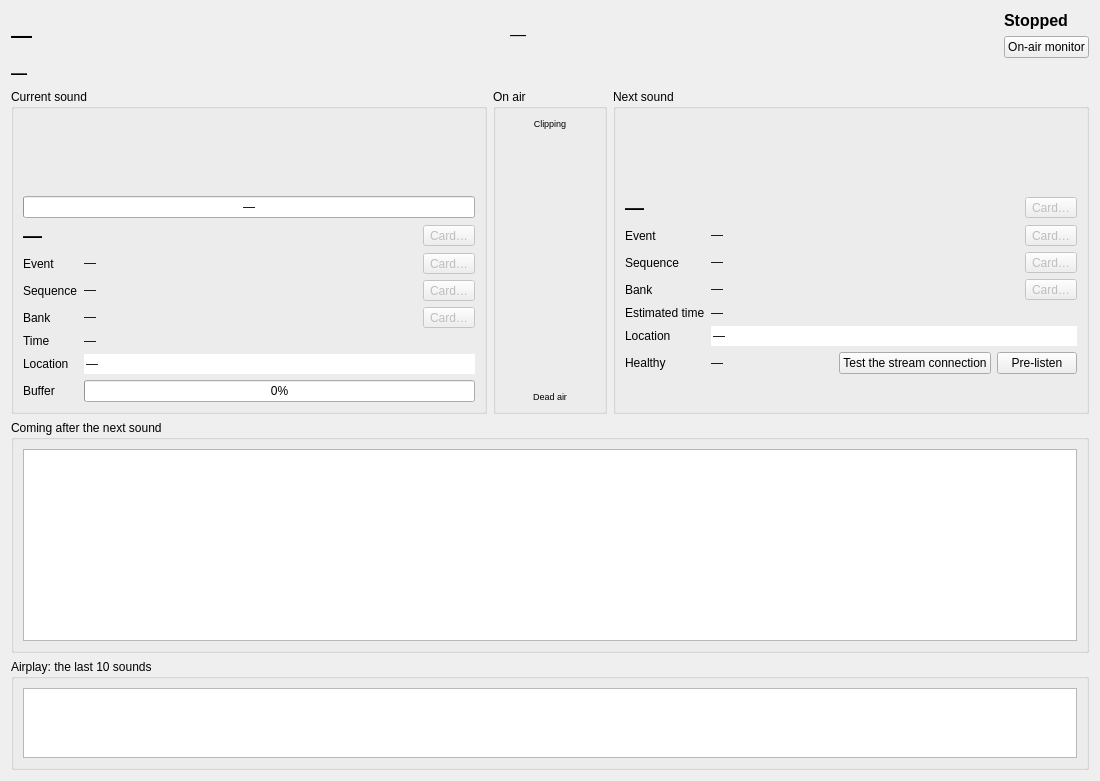
First picture: the form in src/machincast/interface/ui/default_screen.ui, repository dascritch/machincast, before the edit.
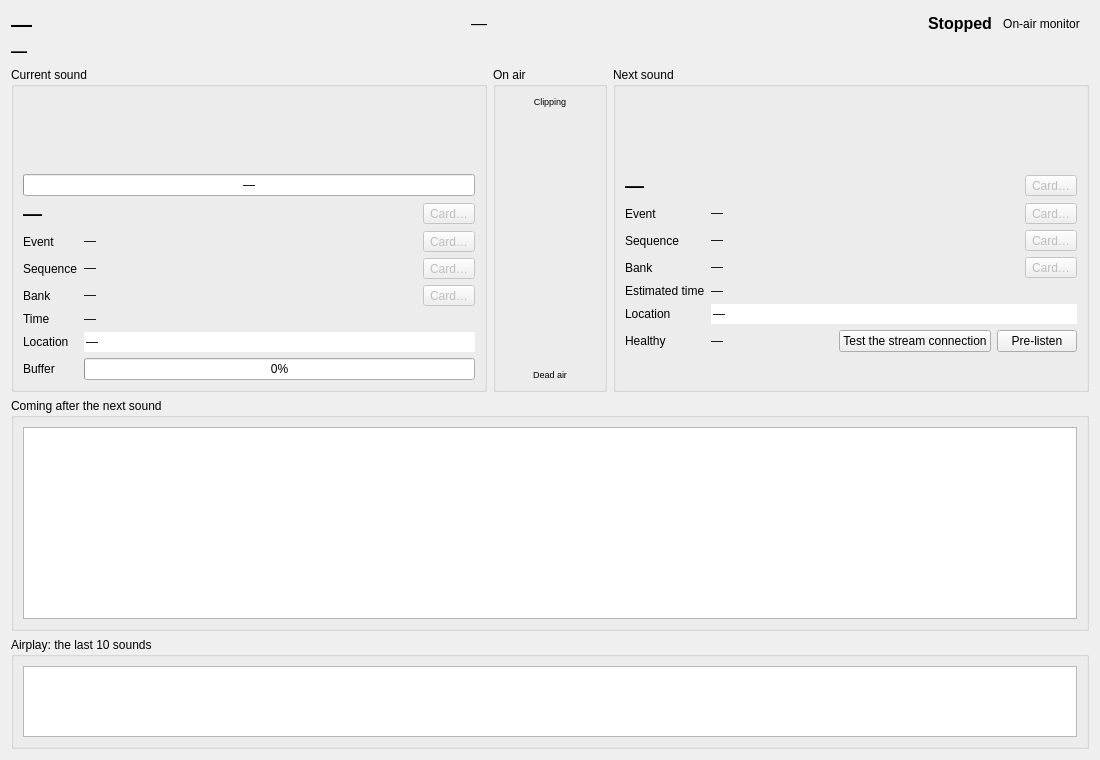
Second picture: the form after the edit.

```diff
--- a/src/machincast/interface/ui/default_screen.ui
+++ b/src/machincast/interface/ui/default_screen.ui
@@ -57,7 +57,26 @@
       </widget>
      </item>
      <item>
-      <layout class="QVBoxLayout" name="state_column">
+      <widget class="QFrame" name="state_frame">
+       <property name="toolTip">
+        <string>State of Machin player</string>
+       </property>
+       <layout class="QHBoxLayout" name="state_line">
+        <property name="spacing">
+         <number>4</number>
+        </property>
+        <property name="leftMargin">
+         <number>2</number>
+        </property>
+        <property name="topMargin">
+         <number>2</number>
+        </property>
+        <property name="rightMargin">
+         <number>2</number>
+        </property>
+        <property name="bottomMargin">
+         <number>2</number>
+        </property>
        <item>
         <widget class="QLabel" name="playback_state">
          <property name="toolTip">
@@ -77,16 +96,23 @@
         </widget>
        </item>
        <item>
-        <widget class="QPushButton" name="monitor">
+         <widget class="QToolButton" name="monitor">
          <property name="toolTip">
           <string>Listen to the on-air output on the pre-listen output, at once</string>
          </property>
          <property name="text">
           <string>On-air monitor</string>
          </property>
+          <property name="toolButtonStyle">
+           <enum>Qt::ToolButtonStyle::ToolButtonIconOnly</enum>
+          </property>
+          <property name="autoRaise">
+           <bool>true</bool>
+          </property>
         </widget>
        </item>
       </layout>
+      </widget>
      </item>
     </layout>
    </item>
```
Lines whose indentation alone changed are shown as unchanged.
